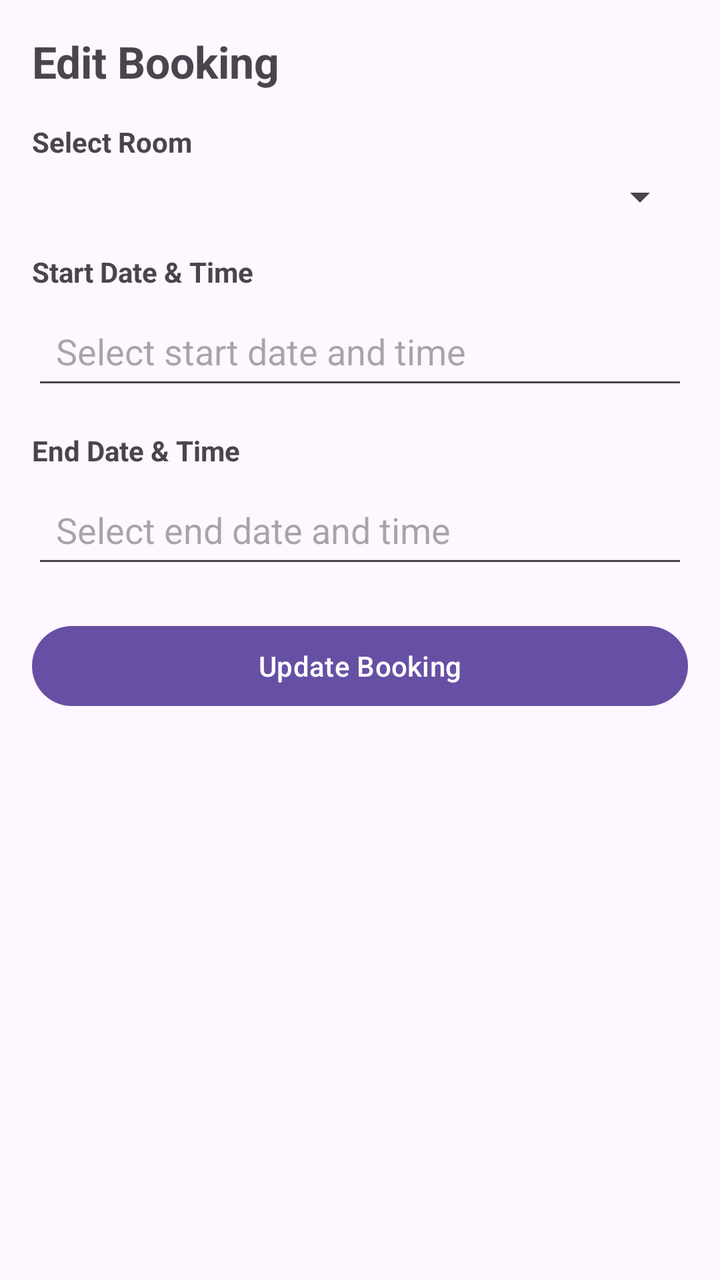
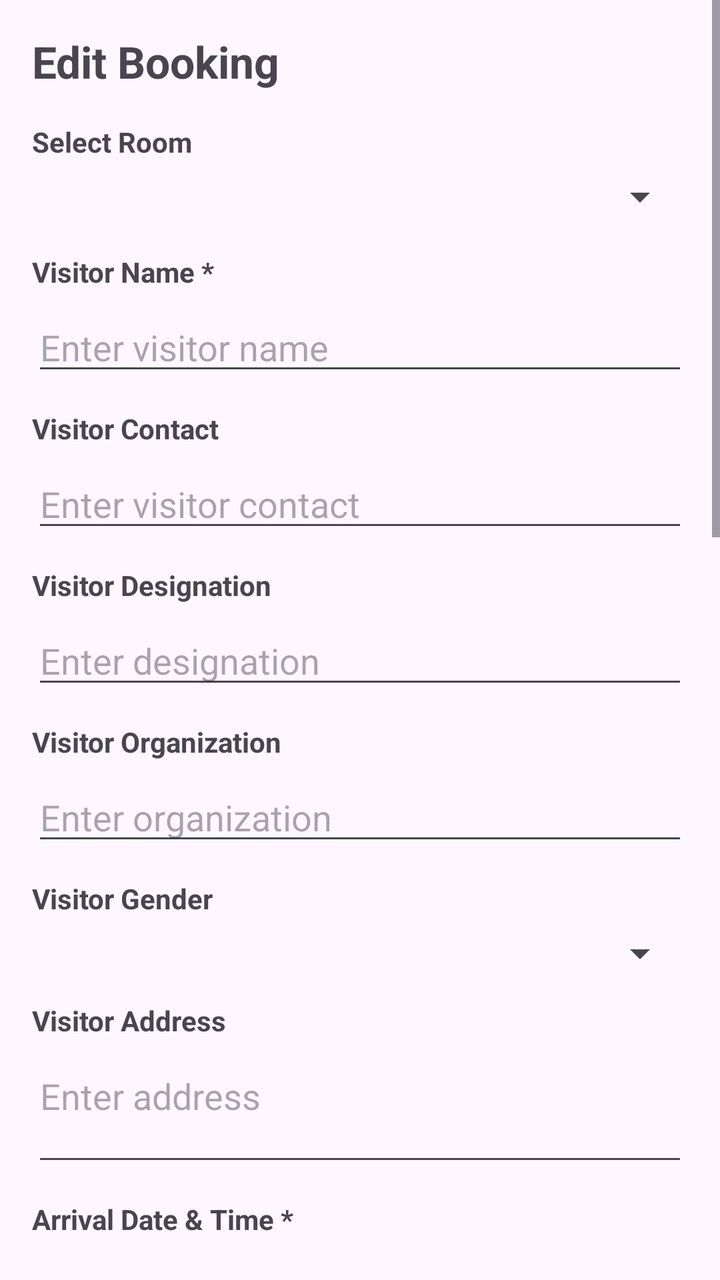

The first picture is an Android layout as it rendered before a commit; the second is the same layout after the commit. The layout source and the unified diff follow.
<!-- AndroidManifest.xml: application theme Theme.P2PRoomBooking -->
<!-- res/layout/activity_edit_booking.xml -->
<?xml version="1.0" encoding="utf-8"?>
<ScrollView xmlns:android="http://schemas.android.com/apk/res/android"
    android:layout_width="match_parent"
    android:layout_height="match_parent"
    android:fillViewport="true">

    <LinearLayout
        android:layout_width="match_parent"
        android:layout_height="wrap_content"
        android:orientation="vertical"
        android:padding="16dp">

        <TextView
            android:id="@+id/tvTitle"
            android:layout_width="wrap_content"
            android:layout_height="wrap_content"
            android:text="Edit Booking"
            android:textSize="22sp"
            android:textStyle="bold"
            android:layout_marginBottom="16dp" />

        <TextView
            android:id="@+id/tvRoomLabel"
            android:layout_width="wrap_content"
            android:layout_height="wrap_content"
            android:text="Select Room"
            android:textStyle="bold"
            android:layout_marginBottom="6dp" />

        <Spinner
            android:id="@+id/spRooms"
            android:layout_width="match_parent"
            android:layout_height="wrap_content"
            android:layout_marginBottom="16dp" />

        <TextView
            android:id="@+id/tvStartLabel"
            android:layout_width="wrap_content"
            android:layout_height="wrap_content"
            android:text="Start Date &amp; Time"
            android:textStyle="bold"
            android:layout_marginBottom="6dp" />

        <EditText
            android:id="@+id/etStartDateTime"
            android:layout_width="match_parent"
            android:layout_height="wrap_content"
            android:focusable="false"
            android:clickable="true"
            android:cursorVisible="false"
            android:inputType="none"
            android:hint="Select start date and time"
            android:padding="12dp"
            android:layout_marginBottom="16dp" />

        <TextView
            android:id="@+id/tvEndLabel"
            android:layout_width="wrap_content"
            android:layout_height="wrap_content"
            android:text="End Date &amp; Time"
            android:textStyle="bold"
            android:layout_marginBottom="6dp" />

        <EditText
            android:id="@+id/etEndDateTime"
            android:layout_width="match_parent"
            android:layout_height="wrap_content"
            android:focusable="false"
            android:clickable="true"
            android:cursorVisible="false"
            android:inputType="none"
            android:hint="Select end date and time"
            android:padding="12dp"
            android:layout_marginBottom="20dp" />

        <Button
            android:id="@+id/btnUpdate"
            android:layout_width="match_parent"
            android:layout_height="wrap_content"
            android:text="Update Booking"
            android:layout_marginBottom="12dp" />

        <TextView
            android:id="@+id/tvMsg"
            android:layout_width="match_parent"
            android:layout_height="wrap_content"
            android:text=""
            android:textSize="14sp" />

    </LinearLayout>
</ScrollView>
<!-- resources referenced by this layout -->
<resources>
  <style name="Theme.P2PRoomBooking" parent="Base.Theme.P2PRoomBooking" />
  <style name="Base.Theme.P2PRoomBooking" parent="Theme.Material3.DayNight.NoActionBar">
          
          
      </style>
</resources>

<!-- the commit's change to res/layout/activity_edit_booking.xml (unified diff, before → after) -->
@@ -20,7 +20,6 @@
             android:layout_marginBottom="16dp" />
 
         <TextView
-            android:id="@+id/tvRoomLabel"
             android:layout_width="wrap_content"
             android:layout_height="wrap_content"
             android:text="Select Room"
@@ -34,10 +33,99 @@
             android:layout_marginBottom="16dp" />
 
         <TextView
-            android:id="@+id/tvStartLabel"
-            android:layout_width="wrap_content"
-            android:layout_height="wrap_content"
-            android:text="Start Date &amp; Time"
+            android:layout_width="wrap_content"
+            android:layout_height="wrap_content"
+            android:text="Visitor Name *"
+            android:textStyle="bold"
+            android:layout_marginBottom="6dp" />
+
+        <EditText
+            android:id="@+id/etVisitorName"
+            android:layout_width="match_parent"
+            android:layout_height="wrap_content"
+            android:hint="Enter visitor name"
+            android:inputType="textPersonName"
+            android:layout_marginBottom="12dp" />
+
+        <TextView
+            android:layout_width="wrap_content"
+            android:layout_height="wrap_content"
+            android:text="Visitor Contact"
+            android:textStyle="bold"
+            android:layout_marginBottom="6dp" />
+
+        <EditText
+            android:id="@+id/etVisitorContact"
+            android:layout_width="match_parent"
+            android:layout_height="wrap_content"
+            android:hint="Enter visitor contact"
+            android:inputType="phone"
+            android:layout_marginBottom="12dp" />
+
+        <TextView
+            android:layout_width="wrap_content"
+            android:layout_height="wrap_content"
+            android:text="Visitor Designation"
+            android:textStyle="bold"
+            android:layout_marginBottom="6dp" />
+
+        <EditText
+            android:id="@+id/etVisitorDesignation"
+            android:layout_width="match_parent"
+            android:layout_height="wrap_content"
+            android:hint="Enter designation"
+            android:inputType="text"
+            android:layout_marginBottom="12dp" />
+
+        <TextView
+            android:layout_width="wrap_content"
+            android:layout_height="wrap_content"
+            android:text="Visitor Organization"
+            android:textStyle="bold"
+            android:layout_marginBottom="6dp" />
+
+        <EditText
+            android:id="@+id/etVisitorOrganization"
+            android:layout_width="match_parent"
+            android:layout_height="wrap_content"
+            android:hint="Enter organization"
+            android:inputType="text"
+            android:layout_marginBottom="12dp" />
+
+        <TextView
+            android:layout_width="wrap_content"
+            android:layout_height="wrap_content"
+            android:text="Visitor Gender"
+            android:textStyle="bold"
+            android:layout_marginBottom="6dp" />
+
+        <Spinner
+            android:id="@+id/spVisitorGender"
+            android:layout_width="match_parent"
+            android:layout_height="wrap_content"
+            android:layout_marginBottom="12dp" />
+
+        <TextView
+            android:layout_width="wrap_content"
+            android:layout_height="wrap_content"
+            android:text="Visitor Address"
+            android:textStyle="bold"
+            android:layout_marginBottom="6dp" />
+
+        <EditText
+            android:id="@+id/etVisitorAddress"
+            android:layout_width="match_parent"
+            android:layout_height="wrap_content"
+            android:hint="Enter address"
+            android:inputType="textMultiLine"
+            android:minLines="2"
+            android:gravity="top|start"
+            android:layout_marginBottom="12dp" />
+
+        <TextView
+            android:layout_width="wrap_content"
+            android:layout_height="wrap_content"
+            android:text="Arrival Date &amp; Time *"
             android:textStyle="bold"
             android:layout_marginBottom="6dp" />
 
@@ -49,15 +137,13 @@
             android:clickable="true"
             android:cursorVisible="false"
             android:inputType="none"
-            android:hint="Select start date and time"
-            android:padding="12dp"
-            android:layout_marginBottom="16dp" />
-
-        <TextView
-            android:id="@+id/tvEndLabel"
-            android:layout_width="wrap_content"
-            android:layout_height="wrap_content"
-            android:text="End Date &amp; Time"
+            android:hint="Select arrival date and time"
+            android:layout_marginBottom="12dp" />
+
+        <TextView
+            android:layout_width="wrap_content"
+            android:layout_height="wrap_content"
+            android:text="Departure Date &amp; Time *"
             android:textStyle="bold"
             android:layout_marginBottom="6dp" />
 
@@ -69,9 +155,132 @@
             android:clickable="true"
             android:cursorVisible="false"
             android:inputType="none"
-            android:hint="Select end date and time"
-            android:padding="12dp"
-            android:layout_marginBottom="20dp" />
+            android:hint="Select departure date and time"
+            android:layout_marginBottom="12dp" />
+
+        <TextView
+            android:layout_width="wrap_content"
+            android:layout_height="wrap_content"
+            android:text="Purpose of Visit"
+            android:textStyle="bold"
+            android:layout_marginBottom="6dp" />
+
+        <EditText
+            android:id="@+id/etPurpose"
+            android:layout_width="match_parent"
+            android:layout_height="wrap_content"
+            android:hint="Enter purpose"
+            android:inputType="textMultiLine"
+            android:minLines="2"
+            android:gravity="top|start"
+            android:layout_marginBottom="12dp" />
+
+        <TextView
+            android:layout_width="wrap_content"
+            android:layout_height="wrap_content"
+            android:text="Coordinator Name *"
+            android:textStyle="bold"
+            android:layout_marginBottom="6dp" />
+
+        <EditText
+            android:id="@+id/etCoordinatorName"
+            android:layout_width="match_parent"
+            android:layout_height="wrap_content"
+            android:hint="Enter coordinator name"
+            android:inputType="textPersonName"
+            android:layout_marginBottom="12dp" />
+
+        <TextView
+            android:layout_width="wrap_content"
+            android:layout_height="wrap_content"
+            android:text="Coordinator Designation"
+            android:textStyle="bold"
+            android:layout_marginBottom="6dp" />
+
+        <EditText
+            android:id="@+id/etCoordinatorDesignation"
+            android:layout_width="match_parent"
+            android:layout_height="wrap_content"
+            android:hint="Enter designation"
+            android:inputType="text"
+            android:layout_marginBottom="12dp" />
+
+        <TextView
+            android:layout_width="wrap_content"
+            android:layout_height="wrap_content"
+            android:text="Coordinator Department"
+            android:textStyle="bold"
+            android:layout_marginBottom="6dp" />
+
+        <EditText
+            android:id="@+id/etCoordinatorDepartment"
+            android:layout_width="match_parent"
+            android:layout_height="wrap_content"
+            android:hint="Enter department"
+            android:inputType="text"
+            android:layout_marginBottom="12dp" />
+
+        <TextView
+            android:layout_width="wrap_content"
+            android:layout_height="wrap_content"
+            android:text="Coordinator Mobile"
+            android:textStyle="bold"
+            android:layout_marginBottom="6dp" />
+
+        <EditText
+            android:id="@+id/etCoordinatorMobile"
+            android:layout_width="match_parent"
+            android:layout_height="wrap_content"
+            android:hint="Enter mobile"
+            android:inputType="phone"
+            android:layout_marginBottom="12dp" />
+
+        <TextView
+            android:layout_width="wrap_content"
+            android:layout_height="wrap_content"
+            android:text="Logistics Name / Designation"
+            android:textStyle="bold"
+            android:layout_marginBottom="6dp" />
+
+        <EditText
+            android:id="@+id/etLogisticsNameDesignation"
+            android:layout_width="match_parent"
+            android:layout_height="wrap_content"
+            android:hint="Enter logistics name/designation"
+            android:inputType="text"
+            android:layout_marginBottom="12dp" />
+
+        <TextView
+            android:layout_width="wrap_content"
+            android:layout_height="wrap_content"
+            android:text="Logistics Mobile"
+            android:textStyle="bold"
+            android:layout_marginBottom="6dp" />
+
+        <EditText
+            android:id="@+id/etLogisticsMobile"
+            android:layout_width="match_parent"
+            android:layout_height="wrap_content"
+            android:hint="Enter logistics mobile"
+            android:inputType="phone"
+            android:layout_marginBottom="12dp" />
+
+        <TextView
+            android:layout_width="wrap_content"
+            android:layout_height="wrap_content"
+            android:text="Remarks"
+            android:textStyle="bold"
+            android:layout_marginBottom="6dp" />
+
+        <EditText
+            android:id="@+id/etRemarks"
+            android:layout_width="match_parent"
+            android:layout_height="wrap_content"
+            android:hint="Enter remarks"
+            android:inputType="textMultiLine"
+            android:minLines="2"
+            android:gravity="top|start"
+            android:layout_marginBottom="16dp" />
 
         <Button
             android:id="@+id/btnUpdate"
